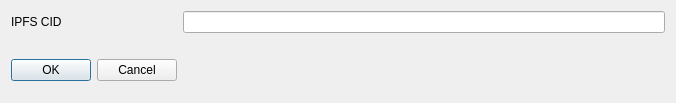
Qt form galacteek/ui/ipfscidinputdialog.ui (pinnaculum/galacteek) before a commit.
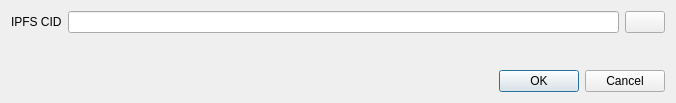
The same form after that commit. Icons and pictures are not drawn.

Commit message: - add clear button to the CID input dialog  - add new unit test, test/test_ui.py for testing the GUI (requires  pytest-qt)

What changed in the file:
```diff
--- a/galacteek/ui/ipfscidinputdialog.ui
+++ b/galacteek/ui/ipfscidinputdialog.ui
@@ -15,32 +15,43 @@
   </property>
   <layout class="QVBoxLayout" name="verticalLayout">
    <item>
-    <layout class="QFormLayout" name="formLayout">
-     <item row="3" column="0">
-      <widget class="QDialogButtonBox" name="buttonBox">
-       <property name="orientation">
-        <enum>Qt::Horizontal</enum>
-       </property>
-       <property name="standardButtons">
-        <set>QDialogButtonBox::Cancel|QDialogButtonBox::Ok</set>
-       </property>
-      </widget>
-     </item>
-     <item row="0" column="0">
+    <layout class="QVBoxLayout" name="verticalLayout_2">
+     <item>
+      <layout class="QHBoxLayout" name="horizontalLayout">
+       <item>
       <widget class="QLabel" name="label">
        <property name="text">
         <string>IPFS CID</string>
        </property>
       </widget>
      </item>
-     <item row="0" column="1">
+       <item>
       <widget class="QLineEdit" name="cid">
        <property name="maxLength">
         <number>256</number>
        </property>
       </widget>
      </item>
-     <item row="2" column="0" colspan="2">
+       <item>
+        <widget class="QPushButton" name="clearButton">
+         <property name="toolTip">
+          <string>&lt;html&gt;&lt;head/&gt;&lt;body&gt;&lt;p&gt;Clear&lt;/p&gt;&lt;/body&gt;&lt;/html&gt;</string>
+         </property>
+         <property name="text">
+          <string/>
+         </property>
+         <property name="icon">
+          <iconset resource="galacteek.qrc">
+           <normaloff>:/share/icons/clear-all.png</normaloff>:/share/icons/clear-all.png</iconset>
+         </property>
+         <property name="shortcut">
+          <string>Ctrl+X</string>
+         </property>
+        </widget>
+       </item>
+      </layout>
+     </item>
+     <item>
       <widget class="QLabel" name="validity">
        <property name="text">
         <string/>
@@ -50,6 +61,16 @@
        </property>
       </widget>
      </item>
+     <item>
+      <widget class="QDialogButtonBox" name="buttonBox">
+       <property name="orientation">
+        <enum>Qt::Horizontal</enum>
+       </property>
+       <property name="standardButtons">
+        <set>QDialogButtonBox::Cancel|QDialogButtonBox::Ok</set>
+       </property>
+      </widget>
+     </item>
     </layout>
    </item>
   </layout>
```
Left out of the diff: 4 changed lines with no effect on the pictures. Lines whose indentation alone changed are shown as unchanged. The commit also changes 4 other files.
